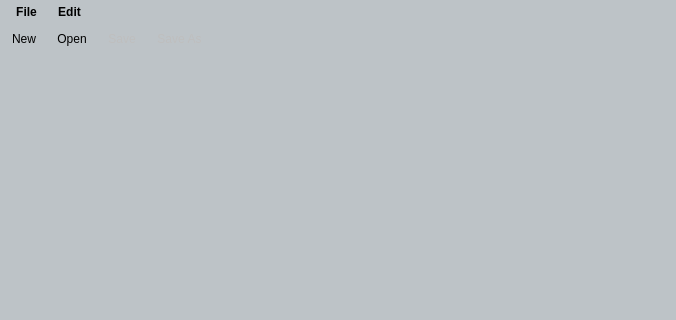
First picture: the form in src/mainwindow.ui, repository Redgrxve/Simple-Notepad, before the edit; both pictures show x 0 to 676 and y 0 to 320 of the 676 by 522 pixel window.
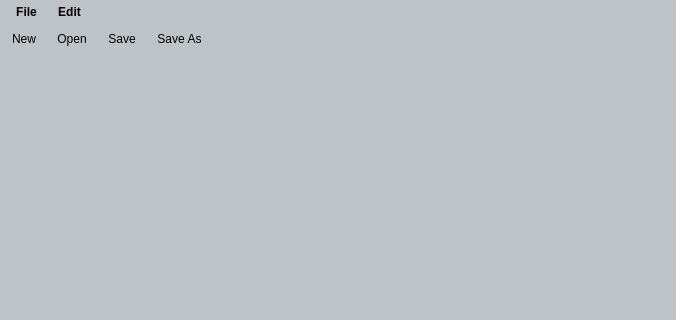
Second picture: the form after the edit. Icons and pictures are not drawn. Custom widgets are drawn as their Qt base class.

```diff
--- a/src/mainwindow.ui
+++ b/src/mainwindow.ui
@@ -227,7 +227,7 @@
   </action>
   <action name="actionSave">
    <property name="enabled">
-    <bool>false</bool>
+    <bool>true</bool>
    </property>
    <property name="icon">
     <iconset resource="resources.qrc">
@@ -245,7 +245,7 @@
   </action>
   <action name="actionSave_As">
    <property name="enabled">
-    <bool>false</bool>
+    <bool>true</bool>
    </property>
    <property name="icon">
     <iconset resource="resources.qrc">
```
